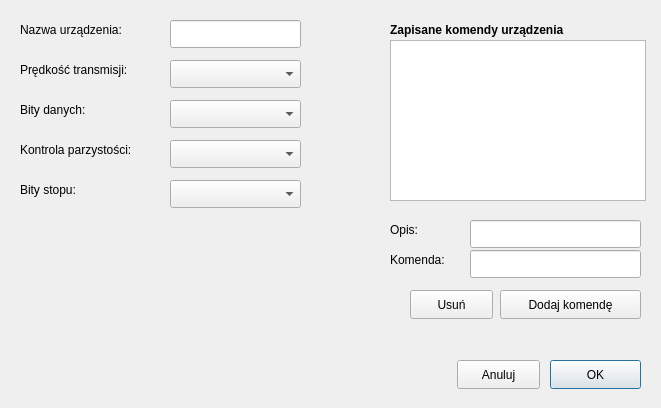
This is settings/device_form.ui in mar8us/SerialPortConnectorRadwag as Qt 5 draws it before an edit. The edited form follows.
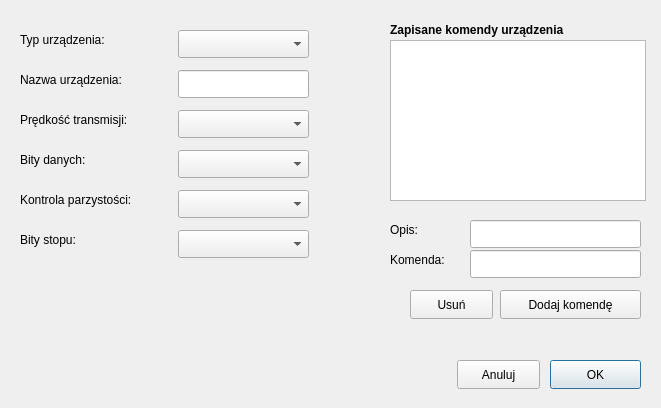
This is the edited form.

Commit message: Extension of device class, device form and device storage by device type

Diff of the .ui file:
```diff
--- a/settings/device_form.ui
+++ b/settings/device_form.ui
@@ -45,8 +45,8 @@
    </property>
    <property name="geometry">
     <rect>
-     <x>170</x>
-     <y>20</y>
+     <x>178</x>
+     <y>70</y>
      <width>131</width>
      <height>28</height>
     </rect>
@@ -59,7 +59,7 @@
    <property name="geometry">
     <rect>
      <x>20</x>
-     <y>180</y>
+     <y>230</y>
      <width>131</width>
      <height>20</height>
     </rect>
@@ -72,7 +72,7 @@
    <property name="geometry">
     <rect>
      <x>20</x>
-     <y>140</y>
+     <y>190</y>
      <width>141</width>
      <height>20</height>
     </rect>
@@ -85,7 +85,7 @@
    <property name="geometry">
     <rect>
      <x>20</x>
-     <y>60</y>
+     <y>110</y>
      <width>131</width>
      <height>20</height>
     </rect>
@@ -98,7 +98,7 @@
    <property name="geometry">
     <rect>
      <x>20</x>
-     <y>20</y>
+     <y>70</y>
      <width>131</width>
      <height>20</height>
     </rect>
@@ -110,8 +110,8 @@
   <widget class="QComboBox" name="parityCombo">
    <property name="geometry">
     <rect>
-     <x>170</x>
-     <y>140</y>
+     <x>178</x>
+     <y>190</y>
      <width>131</width>
      <height>28</height>
     </rect>
@@ -121,7 +121,7 @@
    <property name="geometry">
     <rect>
      <x>20</x>
-     <y>100</y>
+     <y>150</y>
      <width>131</width>
      <height>20</height>
     </rect>
@@ -232,8 +232,8 @@
   <widget class="QComboBox" name="baudRateCombo">
    <property name="geometry">
     <rect>
-     <x>170</x>
-     <y>60</y>
+     <x>178</x>
+     <y>110</y>
      <width>131</width>
      <height>28</height>
     </rect>
@@ -242,8 +242,8 @@
   <widget class="QComboBox" name="dataBitsCombo">
    <property name="geometry">
     <rect>
-     <x>170</x>
-     <y>100</y>
+     <x>178</x>
+     <y>150</y>
      <width>131</width>
      <height>28</height>
     </rect>
@@ -252,8 +252,8 @@
   <widget class="QComboBox" name="stopBitsCombo">
    <property name="geometry">
     <rect>
-     <x>170</x>
-     <y>180</y>
+     <x>178</x>
+     <y>230</y>
      <width>131</width>
      <height>28</height>
     </rect>
@@ -272,6 +272,29 @@
     <string>Usuń</string>
    </property>
   </widget>
+  <widget class="QLabel" name="labelDeviceType">
+   <property name="geometry">
+    <rect>
+     <x>20</x>
+     <y>30</y>
+     <width>151</width>
+     <height>20</height>
+    </rect>
+   </property>
+   <property name="text">
+    <string>Typ urządzenia:</string>
+   </property>
+  </widget>
+  <widget class="QComboBox" name="deviceTypeCombo">
+   <property name="geometry">
+    <rect>
+     <x>178</x>
+     <y>30</y>
+     <width>131</width>
+     <height>28</height>
+    </rect>
+   </property>
+  </widget>
  </widget>
  <resources/>
  <connections/>
```
The commit also changes 6 other files.
